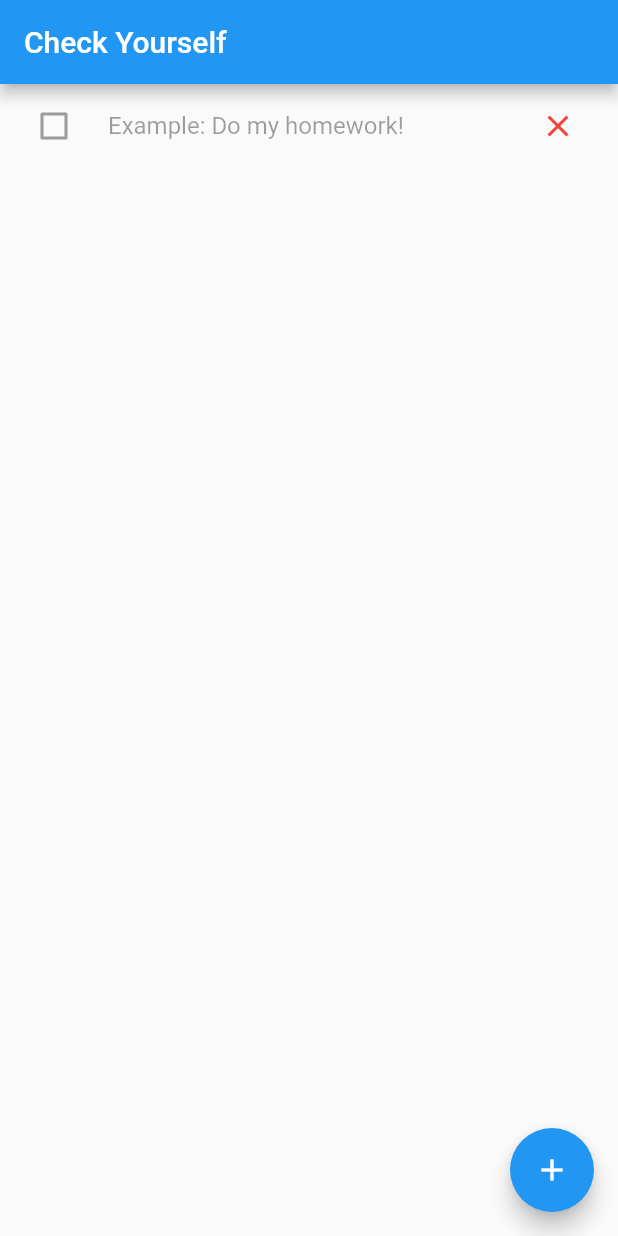
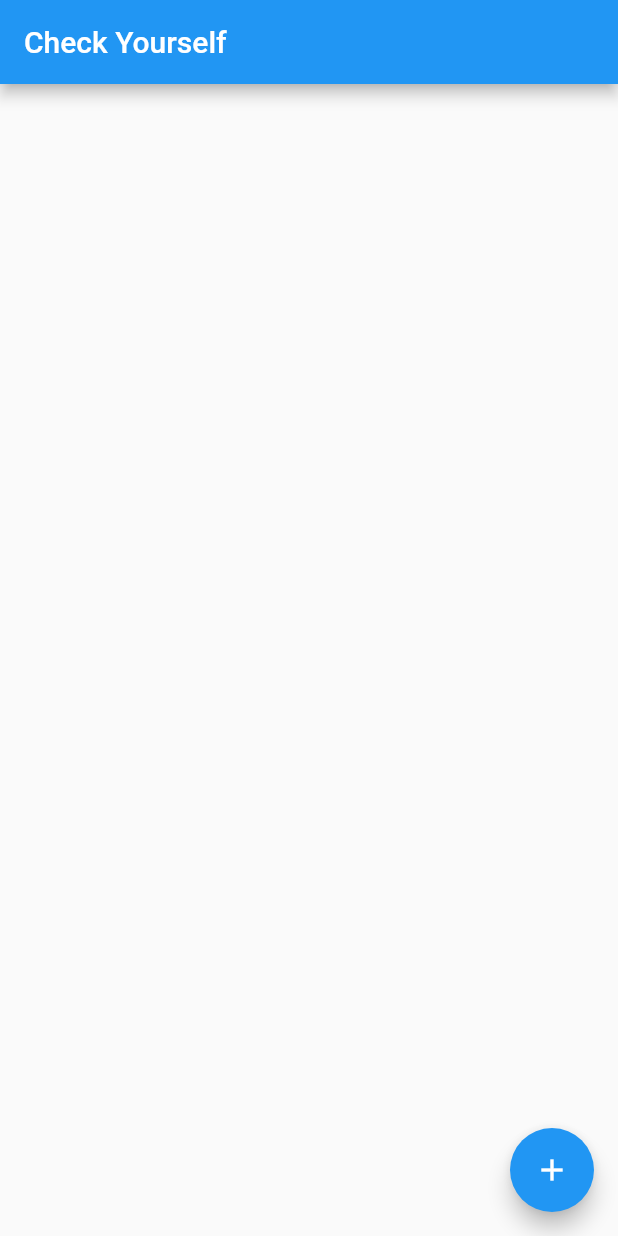
Before and after one commit to mely11/Check-Yourself, a Flutter app: the screen it shows after launch, on a phone screen of 412 x 824 dp. Run offline on Flutter 3.47's test engine with Material 2 defaults, Android fonts, the phone set to English and light mode, and no system bars; our stand-ins replace flutter_redux.

Commit message:
Removed the example text for _todoItems. It was causing the save function to fail.

```diff
--- a/lib/todo_operations.dart
+++ b/lib/todo_operations.dart
@@ -15,7 +15,7 @@ class TodoListState extends State<TodoList> {
   void _addTodo(String task) {
     if (task.length > 0) {
       setState(() => _todoItems.add(task));
-      if (_todoItems[0] == 'Example: Do my homework!') {
+      if (_todoItems[0] == '') {
         _removeTodo(0);
       }
       FileUtils.saveToFile(_todoItems);
@@ -53,10 +53,10 @@ class TodoListState extends State<TodoList> {
         _todoItems = contents;
       });
     });
-    if (_todoItems.length < 1){
-      _todoItems = ['Example: Do my homework!'];
-      FileUtils.saveToFile(_todoItems);
-    }
+//    if (_todoItems.length == 0){
+//      _todoItems = ['Example: Do my homework!'];
+//      FileUtils.saveToFile(_todoItems);
+//    }
     return new Scaffold(
       appBar: new AppBar(
         title: new Text('Check Yourself'),
```
